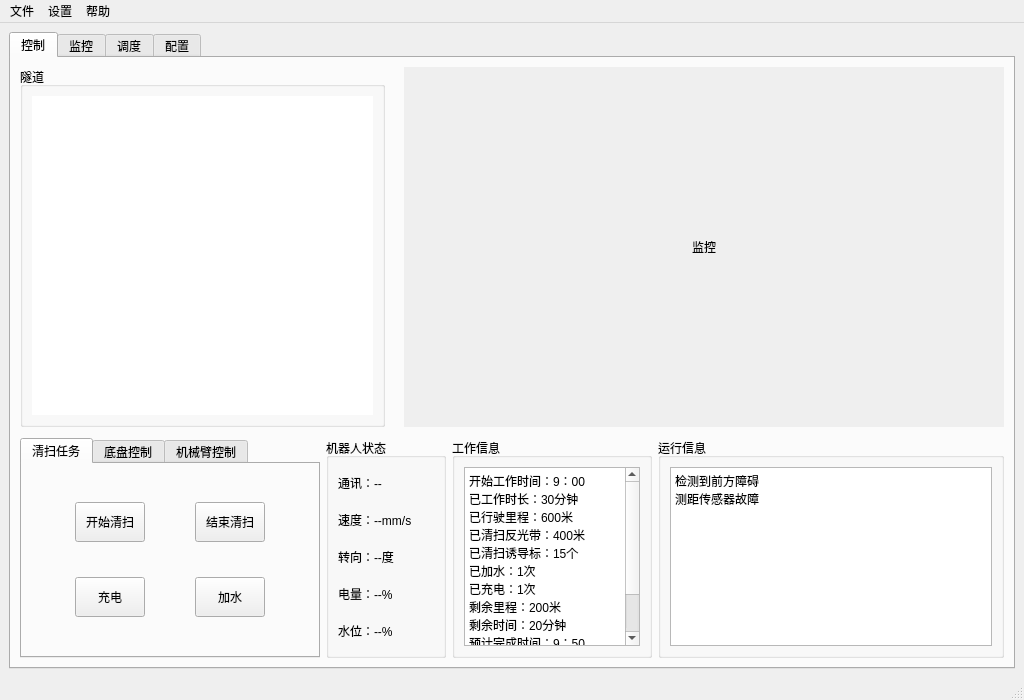
The window that python_test/python_test/ui_main.ui (myzonexu/git_test) describes before a commit, drawn with Qt 5.
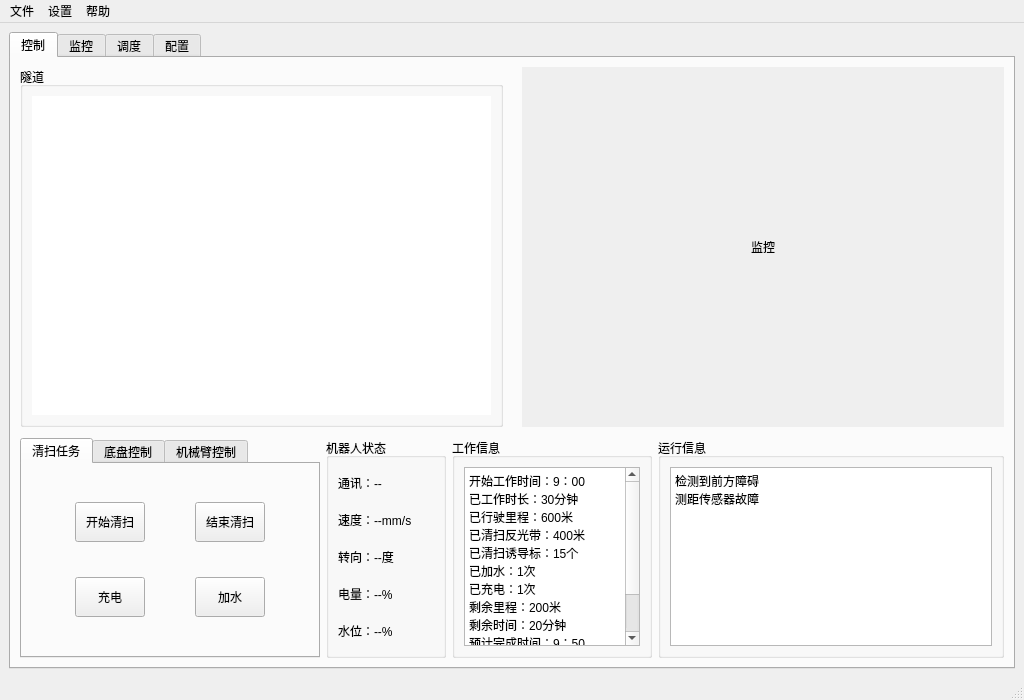
The same window after the commit.

The edit to the form file:
```diff
--- a/python_test/python_test/ui_main.ui
+++ b/python_test/python_test/ui_main.ui
@@ -109,7 +109,7 @@
                  <rect>
                   <x>0</x>
                   <y>0</y>
-                  <width>335</width>
+                  <width>458</width>
                   <height>321</height>
                  </rect>
                 </property>
@@ -145,7 +145,7 @@
             </property>
             <property name="minimumSize">
              <size>
-              <width>600</width>
+              <width>450</width>
               <height>350</height>
              </size>
             </property>
@@ -185,7 +185,7 @@
               <rect>
                <x>0</x>
                <y>0</y>
-               <width>600</width>
+               <width>477</width>
                <height>353</height>
               </rect>
              </property>
```
